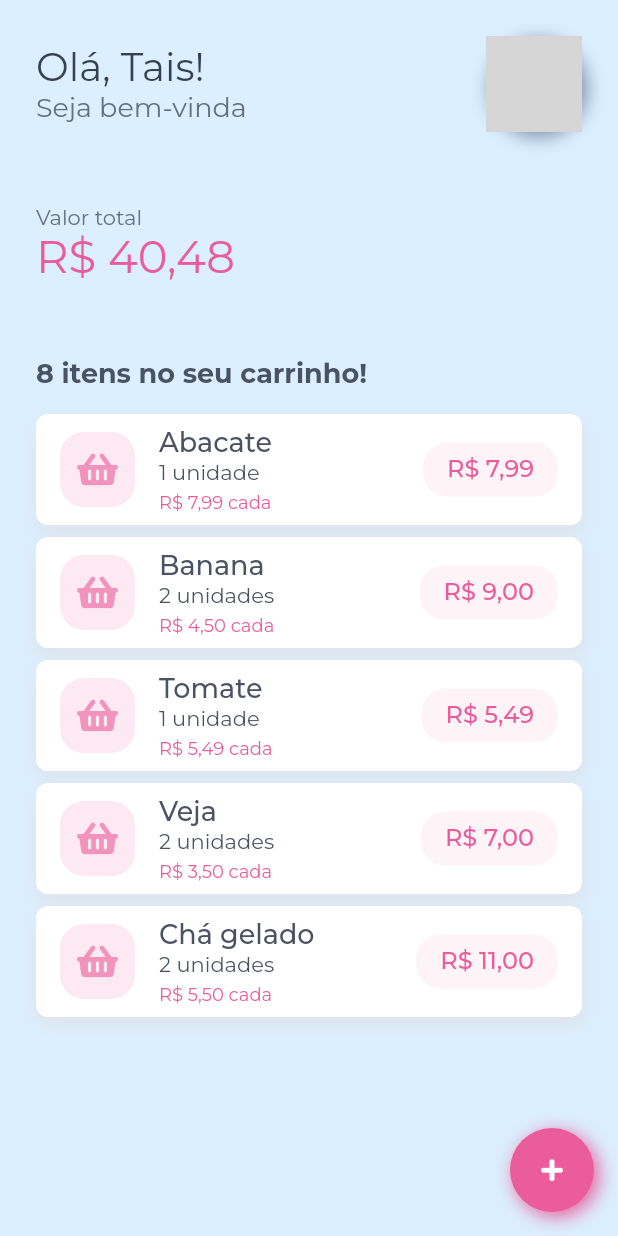
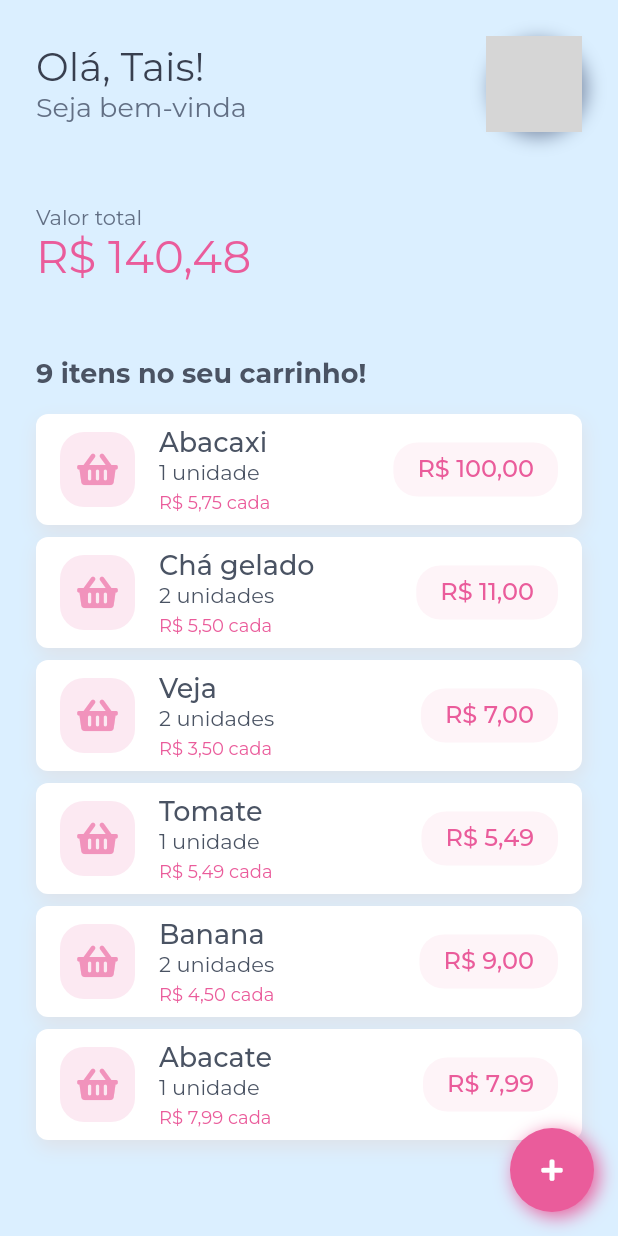
Before and after one commit to ViniciusPii/market-list-getx-flutter, a Flutter app: the screen it shows after launch, after a tap on an icon or button, on a phone screen of 412 x 824 dp. Run offline on Flutter 3.47's test engine with Material 2 defaults, Android fonts, the phone set to English and light mode, and no system bars; our stand-ins replace font_awesome_flutter, google_fonts; network calls fail; grey boxes are pictures that could not be loaded.

Commit message:
Ajustes na home

```diff
--- a/lib/components/card_product_component.dart
+++ b/lib/components/card_product_component.dart
@@ -9,13 +9,17 @@ class CardProductComponent extends StatelessWidget {
   const CardProductComponent({
     Key? key,
     required this.productModel,
+    required this.action,
   }) : super(key: key);
 
   final ProductModel productModel;
+  final Function() action;
 
   @override
   Widget build(BuildContext context) {
-    return Container(
+    return GestureDetector(
+      onTap: action,
+      child: Container(
         decoration: BoxDecoration(
           boxShadow: <BoxShadow>[
             BoxShadow(
@@ -95,6 +99,7 @@ class CardProductComponent extends StatelessWidget {
             ],
           ),
         ),
+      ),
     );
   }
 }
--- a/lib/main.dart
+++ b/lib/main.dart
@@ -1,6 +1,8 @@
 import 'package:flutter/material.dart';
 import 'package:market_list/pages/home/home_page.dart';
+import 'package:market_list/repositories/product_list_repository.dart';
 import 'package:market_list/theme/app_theme.dart';
+import 'package:provider/provider.dart';
 
 void main() {
   runApp(MyApp());
@@ -10,11 +12,14 @@ class MyApp extends StatelessWidget {
   // This widget is the root of your application.
   @override
   Widget build(BuildContext context) {
-    return MaterialApp(
-      title: 'Flutter Demo',
-      theme: AppTheme(context).defaultTheme,
-      home: const HomePage(),
-      debugShowCheckedModeBanner: false,
+    return ChangeNotifierProvider<ProductListRepository>(
+      create: (_) => ProductListRepository(),
+      child: MaterialApp(
+        title: 'Flutter Demo',
+        theme: AppTheme(context).defaultTheme,
+        home: const HomePage(),
+        debugShowCheckedModeBanner: false,
+      ),
     );
   }
 }
--- a/lib/pages/home/home_page.dart
+++ b/lib/pages/home/home_page.dart
@@ -3,20 +3,21 @@ import 'package:market_list/components/card_product_component.dart';
 import 'package:market_list/components/floating_button_component.dart';
 import 'package:market_list/components/status_bar_component.dart';
 import 'package:market_list/models/product_model.dart';
-import 'package:market_list/repositories/data_test.dart';
+import 'package:market_list/repositories/product_list_repository.dart';
 import 'package:market_list/theme/app_colors.dart';
 import 'package:market_list/theme/app_dimension.dart';
 import 'package:market_list/theme/app_fonts.dart';
+import 'package:provider/provider.dart';
 
 class HomePage extends StatelessWidget {
   const HomePage({Key? key}) : super(key: key);
 
   @override
   Widget build(BuildContext context) {
-    final List<ProductModel> list = DataTest.listProducts;
-
     return StatusBarComponent(
-      child: Scaffold(
+      child: Consumer<ProductListRepository>(
+        builder: (__, ProductListRepository productListRepository, _) {
+          return Scaffold(
             backgroundColor: AppColors.celeste[200],
             body: SafeArea(
               child: Padding(
@@ -30,16 +31,18 @@ class HomePage extends StatelessWidget {
                     const SizedBox(height: AppDimension.dm_8),
                     _buildHeader(),
                     const SizedBox(height: AppDimension.dm_48),
-                _buildPurchaseInfo(),
+                    _buildPurchaseInfo(productListRepository),
                     const SizedBox(height: AppDimension.dm_48),
-                _buildListView(list),
+                    _buildListView(productListRepository),
                   ],
                 ),
               ),
             ),
             floatingActionButton: FloatingButtonComponent(
-          action: () {},
+              action: () => productListRepository.add(),
             ),
+          );
+        },
       ),
     );
   }
@@ -87,7 +90,7 @@ class HomePage extends StatelessWidget {
     );
   }
 
-  Widget _buildPurchaseInfo() {
+  Widget _buildPurchaseInfo(ProductListRepository productListRepository) {
     return Container(
       width: double.infinity,
       child: Column(
@@ -98,21 +101,21 @@ class HomePage extends StatelessWidget {
             style: AppFonts.size_2(color: AppColors.neutral[600]),
           ),
           Text(
-            ProductModel.formatCurrency(DataTest.listFullPriceCalculate()),
+            ProductModel.formatCurrency(productListRepository.listFullPriceCalculate()),
             style: AppFonts.size_10(color: AppColors.pink[400]),
-          )
+          ),
         ],
       ),
     );
   }
 
-  Widget _buildListView(List<ProductModel> list) {
+  Widget _buildListView(ProductListRepository productListRepository) {
     return Expanded(
       child: Column(
         crossAxisAlignment: CrossAxisAlignment.start,
         children: <Widget>[
           Text(
-            '${DataTest.listAmountsCalculate()} itens no seu carrinho!',
+            '${productListRepository.listAmountsCalculate()} itens no seu carrinho!',
             style: AppFonts.size_4(weight: FontWeight.bold, color: AppColors.neutral[700]),
           ),
           const SizedBox(height: AppDimension.dm_8),
@@ -120,15 +123,16 @@ class HomePage extends StatelessWidget {
             child: ListView.builder(
               physics: const BouncingScrollPhysics(),
               itemBuilder: (BuildContext context, int index) {
-                final ProductModel productModel = list[index];
+                final ProductModel productModel = productListRepository.productList[index];
                 return Padding(
                   padding: const EdgeInsets.only(top: AppDimension.dm_8),
                   child: CardProductComponent(
                     productModel: productModel,
+                    action: () {},
                   ),
                 );
               },
-              itemCount: list.length,
+              itemCount: productListRepository.productList.length,
             ),
           ),
         ],
--- a/lib/repositories/data_test.dart
+++ b/lib/repositories/product_list_repository.dart
@@ -1,9 +1,10 @@
+import 'package:flutter/material.dart';
 import 'package:market_list/models/product_model.dart';
 
-class DataTest {
-  DataTest._();
+class ProductListRepository extends ChangeNotifier {
+  ProductListRepository();
 
-  static List<ProductModel> listProducts = <ProductModel>[
+  final List<ProductModel> _productList = <ProductModel>[
     ProductModel(
       id: '1',
       productName: 'Abacate',
@@ -46,14 +47,31 @@ class DataTest {
     ),
   ];
 
-  static int listAmountsCalculate() {
-    return listProducts
+  List<ProductModel> get productList => _productList.reversed.toList();
+
+  void add() {
+    _productList.add(
+      ProductModel(
+        id: '6',
+        productName: 'Abacaxi',
+        price: 5.75,
+        quantity: 1,
+        fullPrice: 100,
+        timestamp: DateTime.now(),
+      ),
+    );
+
+    notifyListeners();
+  }
+
+  int listAmountsCalculate() {
+    return _productList
         .map((ProductModel product) => product.quantity)
         .reduce((int firstValue, int lastValue) => firstValue + lastValue);
   }
 
-  static double listFullPriceCalculate() {
-    return listProducts
+  double listFullPriceCalculate() {
+    return _productList
         .map((ProductModel product) => product.fullPrice)
         .reduce((double firstValue, double lastValue) => firstValue + lastValue);
   }
--- a/pubspec.yaml
+++ b/pubspec.yaml
@@ -27,6 +27,7 @@ dependencies:
   font_awesome_flutter: ^9.1.0
   google_fonts: ^2.1.0
   intl: ^0.17.0
+  provider: ^6.0.0
 
 
   # The following adds the Cupertino Icons font to your application.
```
Also changed, not shown: pubspec.lock. Lines whose indentation alone changed are shown as unchanged.
